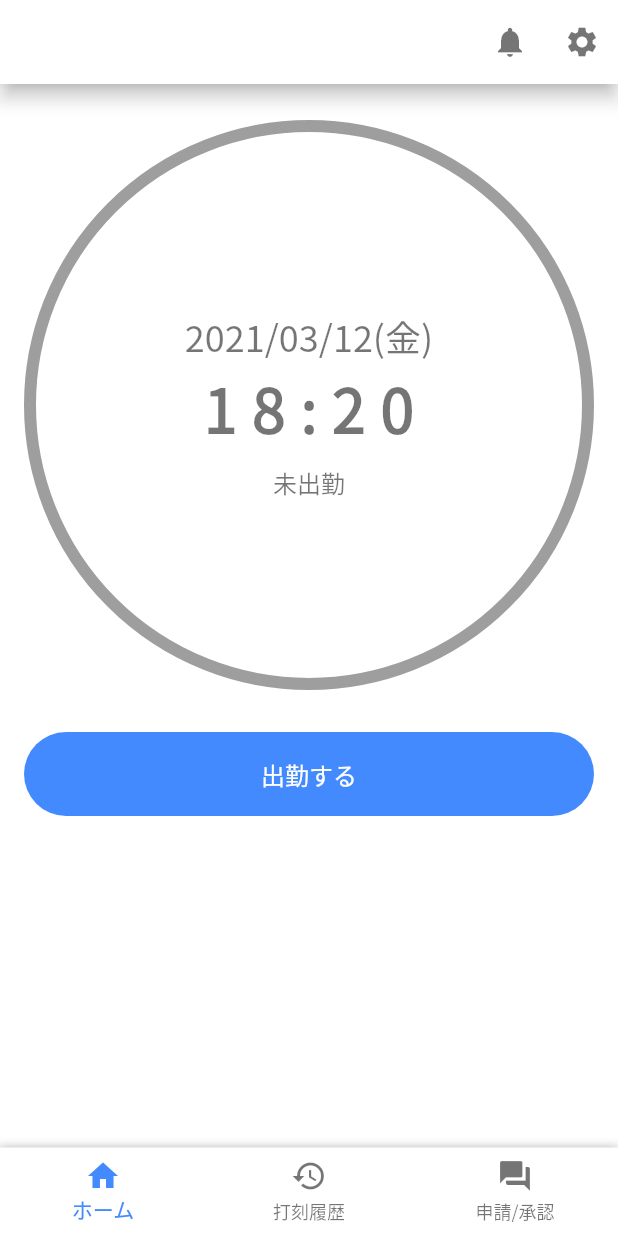
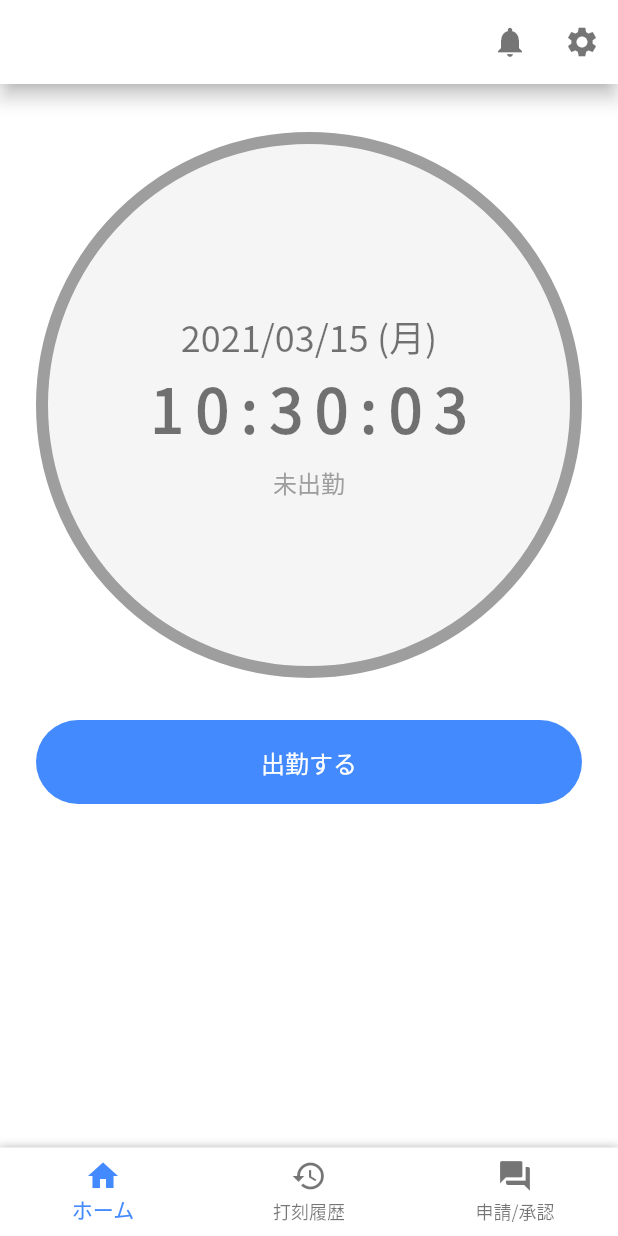
Before and after one commit to agora-creation/hatarakujikan_app, a Flutter app: the screen it shows once a user with an empty profile is signed in, on a phone screen of 412 x 824 dp. Run offline on Flutter 3.47's test engine with Material 2 defaults, Android fonts, the phone set to English and light mode, and no system bars; our stand-ins replace cloud_firestore, firebase_auth, firebase_core, flutter_spinkit, modal_bottom_sheet; accounts and stored records are empty.

Commit message:
20210315 agora commit

```diff
--- a/lib/helpers/dialog.dart
+++ b/lib/helpers/dialog.dart
@@ -134,7 +134,8 @@ class WorkBreakStartDialog extends StatelessWidget {
               ),
               TextButton(
                 onPressed: () async {
-                  if (!await userWorkProvider.createWorkStart(user: user)) {
+                  if (!await userWorkProvider.createWorkBreakStart(
+                      user: user)) {
                     return;
                   }
                   userProvider.reloadUserModel();
@@ -183,7 +184,7 @@ class WorkBreakEndDialog extends StatelessWidget {
               ),
               TextButton(
                 onPressed: () async {
-                  if (!await userWorkProvider.updateWorkEnd(user: user)) {
+                  if (!await userWorkProvider.updateWorkBreakEnd(user: user)) {
                     return;
                   }
                   userProvider.reloadUserModel();
--- a/lib/helpers/style.dart
+++ b/lib/helpers/style.dart
@@ -50,5 +50,5 @@ const TextStyle kDateTextStyle = TextStyle(
 const TextStyle kTimeTextStyle = TextStyle(
   fontSize: 40.0,
   fontWeight: FontWeight.bold,
-  letterSpacing: 10.0,
+  letterSpacing: 8.0,
 );
--- a/lib/screens/work.dart
+++ b/lib/screens/work.dart
@@ -1,3 +1,5 @@
+import 'dart:async';
+
 import 'package:flutter/material.dart';
 import 'package:hatarakujikan_app/helpers/dialog.dart';
 import 'package:hatarakujikan_app/helpers/style.dart';
@@ -6,8 +8,9 @@ import 'package:hatarakujikan_app/providers/user.dart';
 import 'package:hatarakujikan_app/providers/user_work.dart';
 import 'package:hatarakujikan_app/widgets/round_background_button.dart';
 import 'package:hatarakujikan_app/widgets/round_border_button.dart';
+import 'package:intl/intl.dart';
 
-class WorkScreen extends StatelessWidget {
+class WorkScreen extends StatefulWidget {
   final UserModel user;
   final UserProvider userProvider;
   final UserWorkProvider userWorkProvider;
@@ -19,13 +22,51 @@ class WorkScreen extends StatelessWidget {
   });
 
   @override
+  _WorkScreenState createState() => _WorkScreenState();
+}
+
+class _WorkScreenState extends State<WorkScreen> {
+  String date = '';
+  String time = '';
+
+  void _onTimer(Timer timer) {
+    var _now = DateTime.now();
+    var _dateText = DateFormat('yyyy/MM/dd (E)', 'ja').format(_now);
+    var _timeText = DateFormat('HH:mm:ss').format(_now);
+    if (mounted) {
+      setState(() {
+        date = _dateText;
+        time = _timeText;
+      });
+    }
+  }
+
+  @override
+  void initState() {
+    super.initState();
+    Timer.periodic(Duration(seconds: 1), _onTimer);
+  }
+
+  @override
   Widget build(BuildContext context) {
     final double _deviceWidth = MediaQuery.of(context).size.width;
+    String _workStatus = 'エラー';
+    Color _workStatusColor = Colors.grey;
+    if (widget.user.workId == '' && widget.user.workBreakId == '') {
+      _workStatus = '未出勤';
+      _workStatusColor = Colors.grey;
+    } else if (widget.user.workId != '' && widget.user.workBreakId == '') {
+      _workStatus = '出勤中';
+      _workStatusColor = Colors.blueAccent;
+    } else if (widget.user.workId != '' && widget.user.workBreakId != '') {
+      _workStatus = '休憩中';
+      _workStatusColor = Colors.orangeAccent;
+    }
 
     return Container(
       height: double.infinity,
       child: SingleChildScrollView(
-        padding: EdgeInsets.symmetric(vertical: 8.0, horizontal: 16.0),
+        padding: EdgeInsets.symmetric(vertical: 8.0, horizontal: 24.0),
         child: Column(
           mainAxisAlignment: MainAxisAlignment.center,
           children: [
@@ -35,28 +76,30 @@ class WorkScreen extends StatelessWidget {
               decoration: BoxDecoration(
                 shape: BoxShape.circle,
                 border: Border.all(
-                  color: Colors.grey,
+                  color: _workStatusColor,
                   width: 8.0,
                 ),
+                color: _workStatusColor.withOpacity(0.1),
               ),
               child: Column(
                 mainAxisAlignment: MainAxisAlignment.center,
                 children: [
-                  Text('2021/03/12(金)', style: kDateTextStyle),
-                  Text('18:20', style: kTimeTextStyle),
+                  Text(date, style: kDateTextStyle),
+                  Text(time, style: kTimeTextStyle),
                   SizedBox(height: 8.0),
                   Text(
-                    '未出勤',
-                    style: TextStyle(fontSize: 16.0),
+                    _workStatus,
+                    style: TextStyle(
+                      color: _workStatusColor,
+                      fontSize: 16.0,
+                    ),
                   ),
                 ],
               ),
             ),
-            SizedBox(height: 8.0),
             Column(
-              mainAxisAlignment: MainAxisAlignment.spaceEvenly,
               children: [
-                user.workId == ''
+                widget.user.workId == '' && widget.user.workBreakId == ''
                     ? Padding(
                         padding: EdgeInsets.symmetric(vertical: 4.0),
                         child: RoundBackgroundButton(
@@ -69,16 +112,16 @@ class WorkScreen extends StatelessWidget {
                             showDialog(
                               context: context,
                               builder: (_) => WorkStartDialog(
-                                user: user,
-                                userProvider: userProvider,
-                                userWorkProvider: userWorkProvider,
+                                user: widget.user,
+                                userProvider: widget.userProvider,
+                                userWorkProvider: widget.userWorkProvider,
                               ),
                             );
                           },
                         ),
                       )
                     : Container(),
-                user.workId != ''
+                widget.user.workId != '' && widget.user.workBreakId == ''
                     ? Padding(
                         padding: EdgeInsets.symmetric(vertical: 4.0),
                         child: RoundBackgroundButton(
@@ -91,16 +134,16 @@ class WorkScreen extends StatelessWidget {
                             showDialog(
                               context: context,
                               builder: (_) => WorkEndDialog(
-                                user: user,
-                                userProvider: userProvider,
-                                userWorkProvider: userWorkProvider,
+                                user: widget.user,
+                                userProvider: widget.userProvider,
+                                userWorkProvider: widget.userWorkProvider,
                               ),
                             );
                           },
                         ),
                       )
                     : Container(),
-                user.workBreakId == '' && user.workId != ''
+                widget.user.workId != '' && widget.user.workBreakId == ''
                     ? Padding(
                         padding: EdgeInsets.symmetric(vertical: 4.0),
                         child: RoundBackgroundButton(
@@ -113,16 +156,16 @@ class WorkScreen extends StatelessWidget {
                             showDialog(
                               context: context,
                               builder: (_) => WorkBreakStartDialog(
-                                user: user,
-                                userProvider: userProvider,
-                                userWorkProvider: userWorkProvider,
+                                user: widget.user,
+                                userProvider: widget.userProvider,
+                                userWorkProvider: widget.userWorkProvider,
                               ),
                             );
                           },
                         ),
                       )
                     : Container(),
-                user.workBreakId != '' && user.workId != ''
+                widget.user.workId != '' && widget.user.workBreakId != ''
                     ? Padding(
                         padding: EdgeInsets.symmetric(vertical: 4.0),
                         child: RoundBorderButton(
@@ -135,9 +178,9 @@ class WorkScreen extends StatelessWidget {
                             showDialog(
                               context: context,
                               builder: (_) => WorkBreakEndDialog(
-                                user: user,
-                                userProvider: userProvider,
-                                userWorkProvider: userWorkProvider,
+                                user: widget.user,
+                                userProvider: widget.userProvider,
+                                userWorkProvider: widget.userWorkProvider,
                               ),
                             );
                           },
```
Also changed, not shown: lib/models/user_work_break.dart (added, +38 -0 lines), lib/providers/user_work.dart (+50 -0 lines), lib/screens/apply.dart (+7 -4 lines), lib/screens/history.dart (+7 -4 lines), lib/screens/home.dart (+17 -2 lines), lib/screens/notice.dart (added, +29 -0 lines), lib/screens/setting.dart (added, +59 -0 lines), lib/screens/user.dart (deleted, +0 -42 lines), lib/services/user_work_break.dart (added, +53 -0 lines), lib/widgets/custom_setting_list_tile.dart (added, +35 -0 lines), 1 other file.
